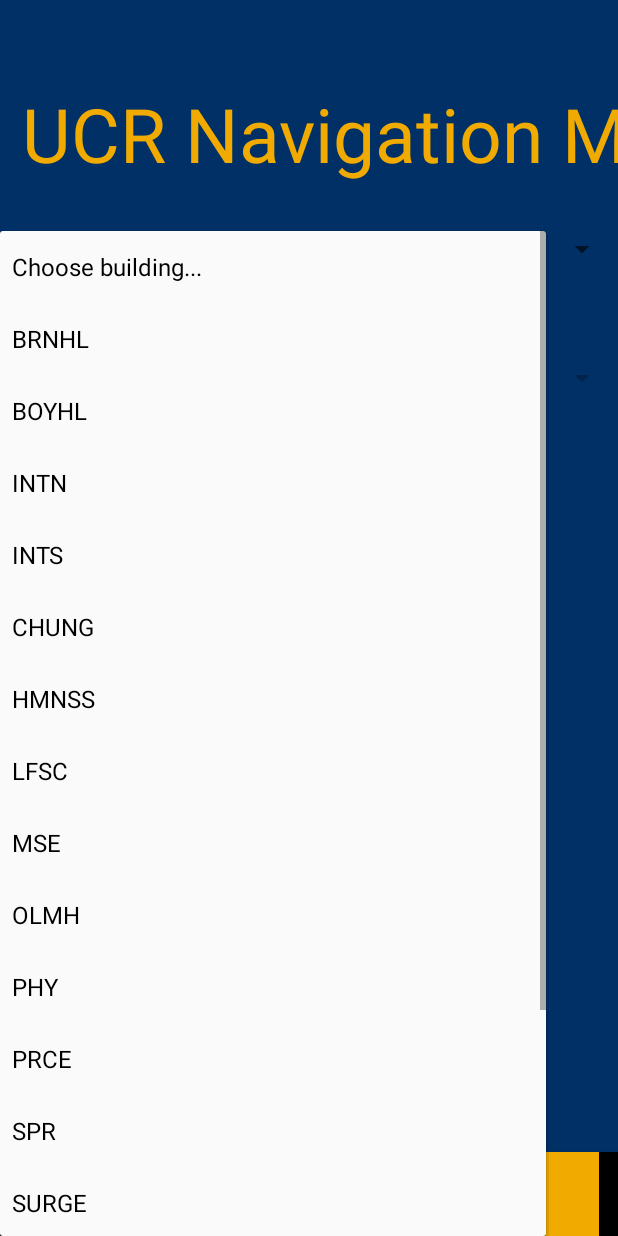
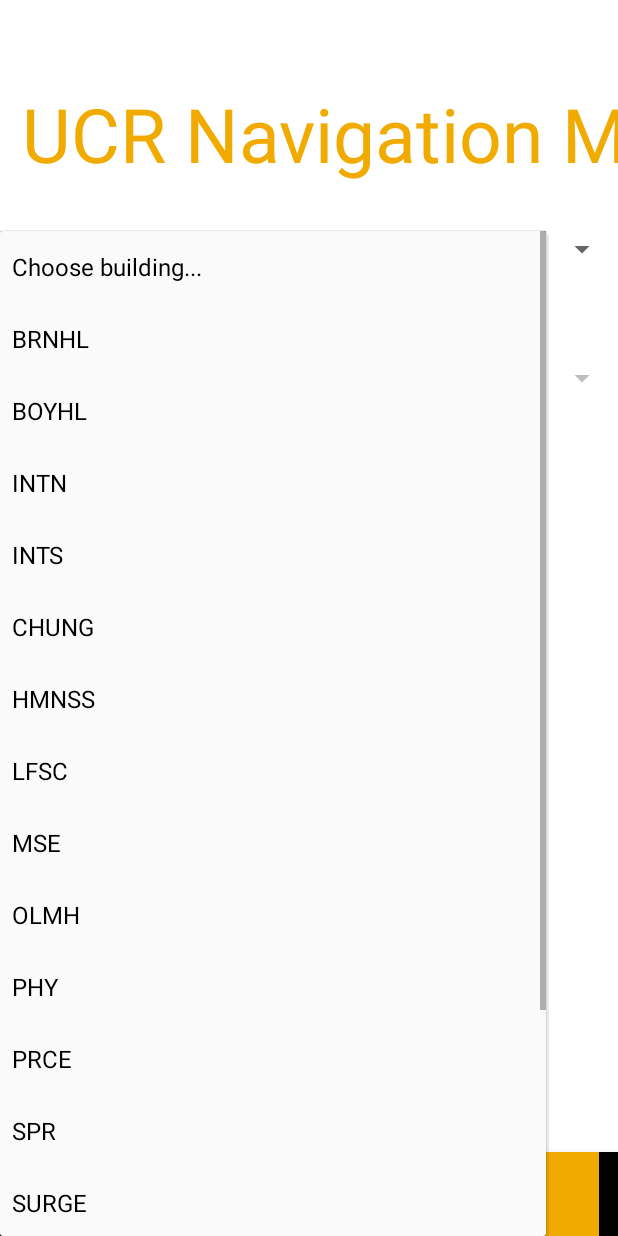
Before and after one commit to rheng001/UCRmap, an Android app: the screen it shows after launch (NavActivity), after a tap on "Choose building...", on a phone screen of 412 x 824 dp. Run offline under Robolectric (Android 15) with nearby library versions, the phone set to English and light mode, and no system bars; libraries missing offline, so code that uses them is left out: org.osmdroid.api, org.osmdroid.bonuspack, org.osmdroid.config, org.osmdroid.tileprovider, org.osmdroid.util and 1 more; 34 statements that could not run were skipped.

Commit message:
done
done

```diff
--- a/app/src/main/java/ucr/ucrmap/MainActivity.java
+++ b/app/src/main/java/ucr/ucrmap/MainActivity.java
@@ -62,6 +62,7 @@ public class MainActivity extends AppCompatActivity {
         StrictMode.ThreadPolicy policy = new StrictMode.ThreadPolicy.Builder().permitAll().build();
         StrictMode.setThreadPolicy(policy);
 
+
         /*
         if(Build.VERSION.SDK_INT>= 23) {
 
@@ -112,11 +113,17 @@ public class MainActivity extends AppCompatActivity {
 
         GeoPoint currentLocation = new GeoPoint(latitude, longitude);
 
+        //Bundle bundle = getIntent().getExtras();
+        //double gotLatitude = bundle.getDouble("latitude");
+        //double gotLongitude = bundle.getDouble("longitude");
+        //double gotLatitude = getIntent().getDoubleExtra("latitude", defaultValue(you can give it anything));
+
+        double gotLatitude = getIntent().getDoubleExtra("latitude", 2.0);
+        double gotLongitude = getIntent().getDoubleExtra("longitude", 2.0);
+
+        GeoPoint endPoint = new GeoPoint(gotLatitude, gotLongitude);
+        //GeoPoint endPoint = new GeoPoint(33.975625, -117.327152);
         GeoPoint startPoint = new GeoPoint(33.974942, -117.327270);
-
-
-        GeoPoint endPoint = new GeoPoint(33.973355, -117.328126); //Allow to select this endpoint
-
 
         mapController.setCenter(startPoint);
 
--- a/app/src/main/res/layout/activity_nav.xml
+++ b/app/src/main/res/layout/activity_nav.xml
@@ -4,7 +4,7 @@
     xmlns:tools="http://schemas.android.com/tools"
     android:layout_width="match_parent"
     android:layout_height="match_parent"
-    android:background='@color/colorPrimaryDark'
+    android:background='@color/colorAccent'
     tools:context="ucr.ucrmap.NavActivity">
 
 
@@ -28,7 +28,7 @@
         android:inputType="textPersonName"
         android:text="UCR Navigation Menu"
         android:textColor="@color/colorPrimary"
-        android:background='@color/colorPrimaryDark'
+        android:background='@color/colorAccent'
         android:textSize="75px"
         android:gravity = "center"
         android:layout_alignParentTop="true"
@@ -68,7 +68,7 @@
         android:layout_centerHorizontal="true"
         android:layout_marginTop="71dp"
         android:textColor="@color/colorPrimary"
-        android:background='@color/colorPrimaryDark'
+        android:background='@color/colorAccent'
         android:text="Start Navigation" />
 
 </RelativeLayout>
```
Also changed, not shown: app/src/main/java/ucr/ucrmap/NavActivity.java (+8 -4 lines).
